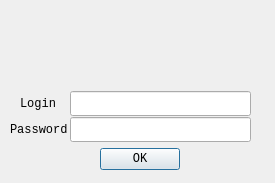
Old version of the form QtUI/dialogLogin.ui in the repository emper0r/aron-conf.
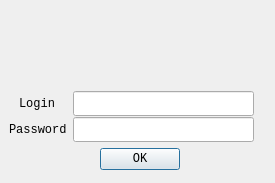
New version of the form.

Diff of the .ui file:
```diff
--- a/QtUI/dialogLogin.ui
+++ b/QtUI/dialogLogin.ui
@@ -50,7 +50,7 @@
   <widget class="QLineEdit" name="EditLogin">
    <property name="geometry">
     <rect>
-     <x>70</x>
+     <x>73</x>
      <y>91</y>
      <width>181</width>
      <height>25</height>
@@ -66,7 +66,7 @@
   <widget class="QLabel" name="labelLogin">
    <property name="geometry">
     <rect>
-     <x>20</x>
+     <x>19</x>
      <y>94</y>
      <width>41</width>
      <height>20</height>
@@ -88,7 +88,7 @@
   <widget class="QLineEdit" name="EditPass">
    <property name="geometry">
     <rect>
-     <x>70</x>
+     <x>73</x>
      <y>117</y>
      <width>181</width>
      <height>25</height>
@@ -107,7 +107,7 @@
   <widget class="QLabel" name="labelPass">
    <property name="geometry">
     <rect>
-     <x>10</x>
+     <x>9</x>
      <y>120</y>
      <width>61</width>
      <height>20</height>
```
